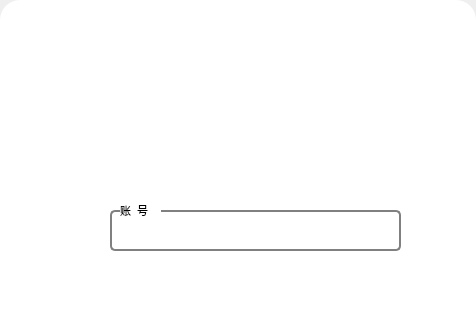
Old version of the form client/litechat_login.ui in the repository joshmiao/LiteChat; both pictures show x 0 to 476 and y 0 to 320 of the 476 by 800 pixel window.
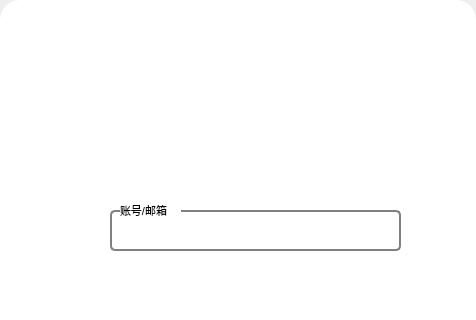
New version of the form. Icons and pictures are not drawn.

Diff of the .ui file:
```diff
--- a/client/litechat_login.ui
+++ b/client/litechat_login.ui
@@ -51,7 +51,7 @@
      <rect>
       <x>120</x>
       <y>200</y>
-      <width>41</width>
+      <width>61</width>
       <height>21</height>
      </rect>
     </property>
@@ -61,7 +61,7 @@
      </font>
     </property>
     <property name="text">
-     <string>账  号</string>
+     <string>账号/邮箱</string>
     </property>
    </widget>
    <widget class="QLabel" name="label_2">
@@ -169,7 +169,7 @@
       <x>60</x>
       <y>70</y>
       <width>341</width>
-      <height>61</height>
+      <height>81</height>
      </rect>
     </property>
     <property name="styleSheet">
```
